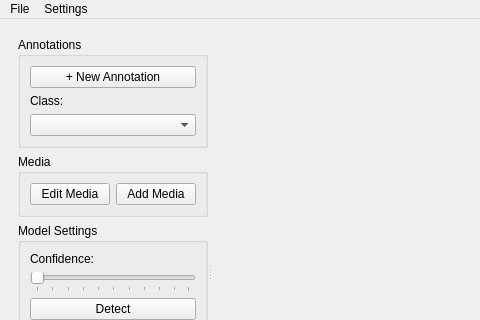
This is src/core/mainwindow.ui in OceanEye-Project/OceanEye-QT as Qt 5 draws it before an edit; both pictures show x 0 to 480 and y 0 to 320 of the 800 by 856 pixel window. The edited form follows.
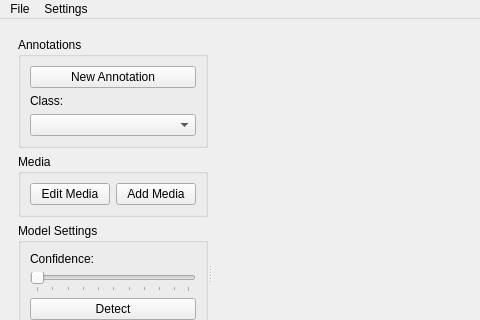
This is the edited form.

```diff
--- a/src/core/mainwindow.ui
+++ b/src/core/mainwindow.ui
@@ -89,7 +89,7 @@
                      <number>-4</number>
                     </property>
                     <property name="text">
-                     <string>+ New Annotation</string>
+                     <string>New Annotation</string>
                     </property>
                     <property name="checkable">
                      <bool>true</bool>
```
